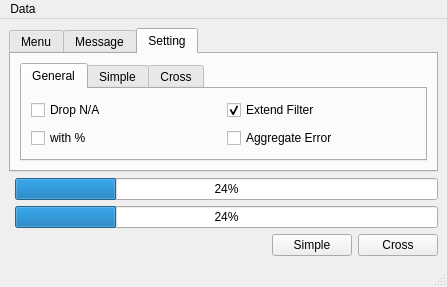
Before: the Qt Designer form src/lite/ui_mainwindow.ui in mugwort-rc/qsurveytools, drawn with Qt 5.
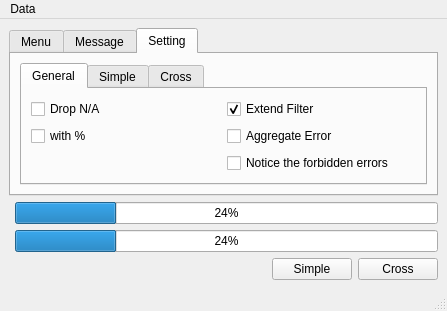
After: the same form once the commit is applied. The open tabs and pages were chosen to show the change.

Commit message: Add forbiddenError validation.

The edit to the form file:
```diff
--- a/src/lite/ui_mainwindow.ui
+++ b/src/lite/ui_mainwindow.ui
@@ -7,7 +7,7 @@
     <x>0</x>
     <y>0</y>
     <width>447</width>
-    <height>284</height>
+    <height>296</height>
    </rect>
   </property>
   <property name="windowTitle">
@@ -195,6 +195,16 @@
               </property>
              </widget>
             </item>
+            <item row="2" column="1">
+             <widget class="QCheckBox" name="checkBoxNoticeForbiddenError">
+              <property name="text">
+               <string>Notice the forbidden errors</string>
+              </property>
+              <property name="checked">
+               <bool>false</bool>
+              </property>
+             </widget>
+            </item>
            </layout>
           </widget>
           <widget class="QWidget" name="tabSimple">
```
The commit also changes 6 other files.
